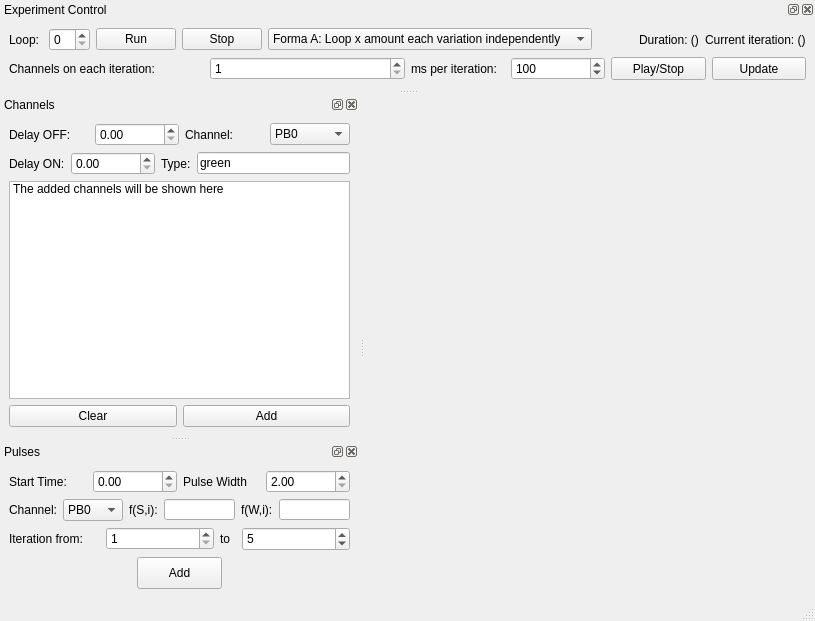
The window that src/qudi/gui/pulsed_esr/pulsed_esr2.ui (tugatoconhelado/Qoptics_exp) describes before a commit, drawn with Qt 5.
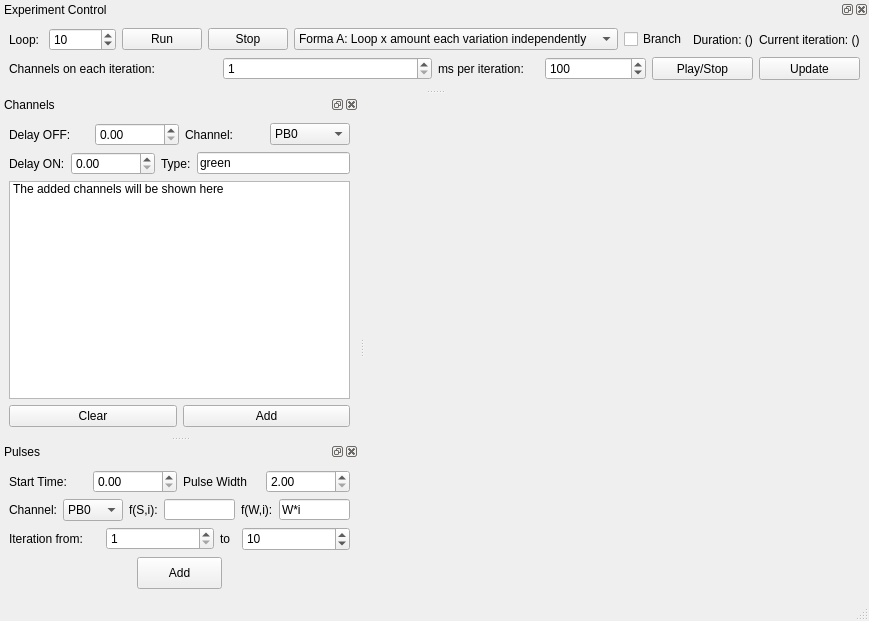
The same window after the commit. Custom widgets are drawn as their Qt base class.

Commit message: Started adding new branch functionality

What changed in the file:
```diff
--- a/src/qudi/gui/pulsed_esr/pulsed_esr2.ui
+++ b/src/qudi/gui/pulsed_esr/pulsed_esr2.ui
@@ -446,7 +446,7 @@
             </size>
            </property>
            <property name="text">
-            <string/>
+            <string>W*i</string>
            </property>
           </widget>
          </item>
@@ -505,7 +505,7 @@
             <number>1000000</number>
            </property>
            <property name="value">
-            <number>5</number>
+            <number>10</number>
            </property>
           </widget>
          </item>
@@ -543,7 +543,7 @@
    <widget class="QWidget" name="dockWidgetContents_3">
     <layout class="QVBoxLayout" name="verticalLayout_5">
      <item>
-      <layout class="QHBoxLayout" name="horizontalLayout_6" stretch="1,1,1,1,0,5,0,0">
+      <layout class="QHBoxLayout" name="horizontalLayout_6" stretch="1,1,1,1,0,0,5,0,0">
        <item>
         <widget class="QLabel" name="loop_label">
          <property name="text">
@@ -552,7 +552,14 @@
         </widget>
        </item>
        <item>
-        <widget class="QSpinBox" name="loop_sequence_spinbox"/>
+        <widget class="QSpinBox" name="loop_sequence_spinbox">
+         <property name="maximum">
+          <number>999999999</number>
+         </property>
+         <property name="value">
+          <number>10</number>
+         </property>
+        </widget>
        </item>
        <item>
         <widget class="QPushButton" name="run_sequence_button">
@@ -587,6 +594,13 @@
          </item>
         </widget>
        </item>
+       <item>
+        <widget class="QCheckBox" name="branch_checkbox">
+         <property name="text">
+          <string>Branch</string>
+         </property>
+        </widget>
+       </item>
        <item>
         <spacer name="horizontalSpacer">
          <property name="orientation">
```
The commit also changes 3 other files.
